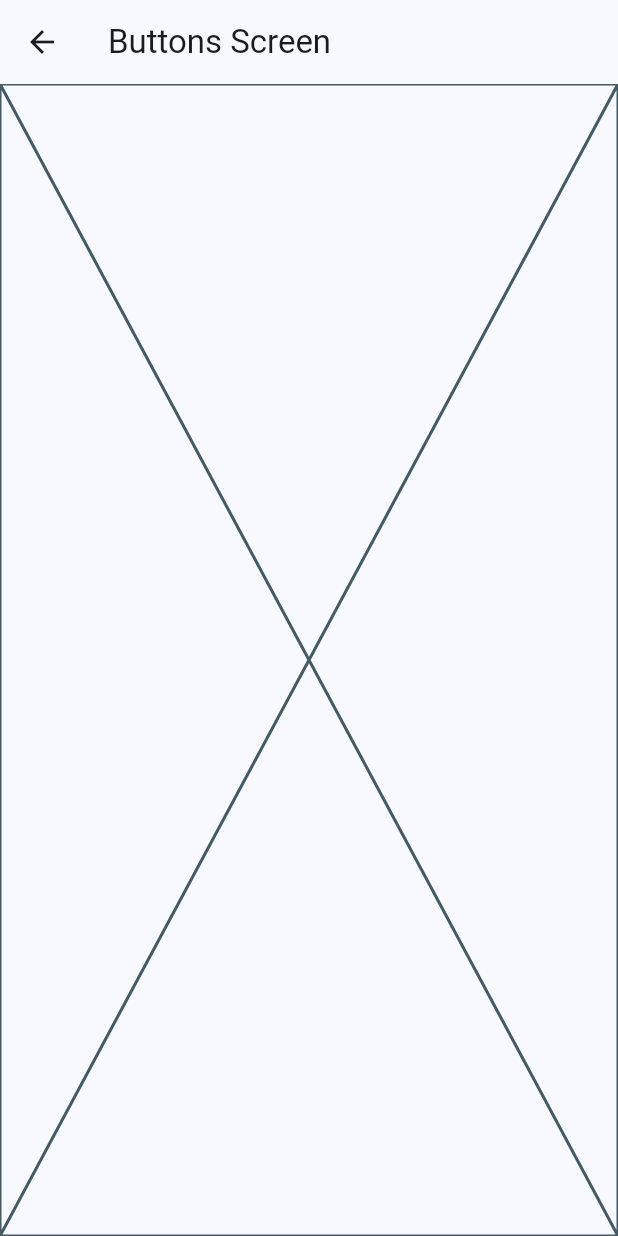
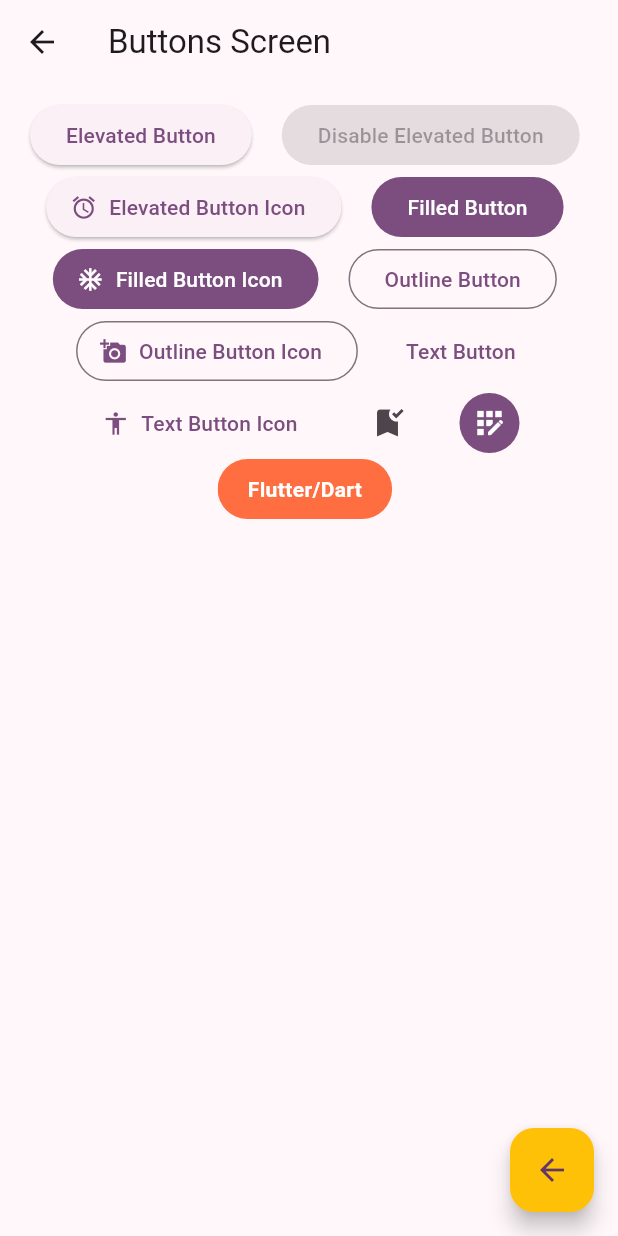
Before and after one commit to XamalionDev71/e301_widgets_app_01, a Flutter app: the ButtonsScreen screen opened directly, on a phone screen of 412 x 824 dp. Run offline on Flutter 3.47's test engine with Material 3 defaults, Android fonts, the light colour scheme and no system bars; our stand-ins replace go_router.

Commit message:
commit 2 23Mar26

```diff
--- a/lib/config/router/app_router.dart
+++ b/lib/config/router/app_router.dart
@@ -0,0 +1,23 @@
+import 'package:go_router/go_router.dart';
+import '../../presentation/screens/screens.dart';
+
+final appRouter = GoRouter(
+    initialLocation: '/',
+    routes: [
+        GoRoute(
+            path: '/',
+            name: HomeScreen.name,
+            builder: (context, state) => HomeScreen(),
+        ),
+        GoRoute(
+            path: '/buttons',
+            name: ButtonsScreen.name,
+            builder: (context, state) => ButtonsScreen(),
+        ),
+        GoRoute(
+            path: '/cards',
+            name: CardsScreen.name,
+            builder: (context, state) => CardsScreen(),
+        ),
+    ]
+);
--- a/lib/main.dart
+++ b/lib/main.dart
@@ -1,3 +1,4 @@
+import 'package:e301_widgets_app_01/config/router/app_router.dart';
 import 'package:e301_widgets_app_01/config/theme/app_theme.dart';
 import 'package:e301_widgets_app_01/presentation/screens/home/home_screen.dart';
 import 'package:flutter/material.dart';
@@ -11,10 +12,10 @@ class MainApp extends StatelessWidget {
 
   @override
   Widget build(BuildContext context) {
-    return MaterialApp(
+    return MaterialApp.router(
+      routerConfig: appRouter,
       debugShowCheckedModeBanner: false,
-      theme: AppTheme(selectedColor: 0).getTheme(),
-      home: HomeScreen(),
+      theme: AppTheme(selectedColor: 4).getTheme(),
     );
   }
 }
--- a/lib/presentation/screens/buttons/buttons_screen.dart
+++ b/lib/presentation/screens/buttons/buttons_screen.dart
@@ -1,15 +1,109 @@
 import 'package:flutter/material.dart';
+import 'package:go_router/go_router.dart';
 
 class ButtonsScreen extends StatelessWidget {
+  static const String name = 'buttons_screen';
+
   const ButtonsScreen({super.key});
 
   @override
   Widget build(BuildContext context) {
     return Scaffold(
-      appBar: AppBar(
-        title: Text('Buttons Screen'),
+      appBar: AppBar(title: Text('Buttons Screen')),
+      body: _ButtonsView(),
+      floatingActionButton: FloatingActionButton(
+        backgroundColor: Colors.amber,
+        child: Icon(Icons.arrow_back),
+        onPressed: () {
+          context.pop();
+        },
       ),
-      body: Placeholder(),
     );
   }
 }
+
+class _ButtonsView extends StatelessWidget {
+  const _ButtonsView();
+
+  @override
+  Widget build(BuildContext context) {
+    final colors = Theme.of(context).colorScheme;
+
+    return Padding(
+      padding: const EdgeInsets.symmetric(horizontal: 20, vertical: 10),
+      child: Wrap(
+        spacing: 20,
+        alignment: WrapAlignment.center,
+        children: [
+          ElevatedButton(onPressed: () {}, child: Text('Elevated Button')),
+          ElevatedButton(
+            onPressed: null,
+            child: Text('Disable Elevated Button'),
+          ),
+          ElevatedButton.icon(
+            icon: Icon(Icons.alarm),
+            onPressed: () {},
+            label: Text('Elevated Button Icon'),
+          ),
+          FilledButton(onPressed: () {}, child: Text('Filled Button')),
+          FilledButton.icon(
+            onPressed: () {},
+            label: Text('Filled Button Icon'),
+            icon: Icon(Icons.ac_unit),
+          ),
+          OutlinedButton(onPressed: () {}, child: Text('Outline Button')),
+          OutlinedButton.icon(
+            onPressed: () {},
+            label: Text('Outline Button Icon'),
+            icon: Icon(Icons.add_a_photo),
+          ),
+          TextButton(onPressed: () {}, child: Text('Text Button')),
+          TextButton.icon(
+            onPressed: () {},
+            label: Text('Text Button Icon'),
+            icon: Icon(Icons.accessibility),
+          ),
+          IconButton(onPressed: () {}, icon: Icon(Icons.bookmark_added)),
+          IconButton(
+            onPressed: () {},
+            icon: Icon(Icons.app_registration),
+            style: ButtonStyle(
+              backgroundColor: WidgetStatePropertyAll(colors.primary),
+              iconColor: WidgetStatePropertyAll(Colors.white),
+            ),
+          ),
+          CustomButton(),
+        ],
+      ),
+    );
+  }
+}
+
+class CustomButton extends StatelessWidget {
+  const CustomButton({super.key});
+
+  @override
+  Widget build(BuildContext context) {
+    return ClipRRect(
+      borderRadius: BorderRadius.circular(20),
+      child: Material(
+        color: Colors.deepOrangeAccent,
+        child: InkWell(
+          onTap: () {},
+          child: Padding(
+            padding: const EdgeInsets.symmetric(
+              horizontal: 20,vertical: 10
+            ),
+            child: Text(
+              'Flutter/Dart',
+              style: TextStyle(
+                color: Colors.white,
+                fontWeight: FontWeight.bold
+              )
+            ),
+          ),
+        ),
+      ),
+    );
+  }
+}
--- a/lib/presentation/screens/cards/cards_screen.dart
+++ b/lib/presentation/screens/cards/cards_screen.dart
@@ -1,6 +1,8 @@
 import 'package:flutter/material.dart';
 
 class CardsScreen extends StatelessWidget {
+  static const String name = 'cards_screen';
+
   const CardsScreen({super.key});
 
   @override
--- a/lib/presentation/screens/home/home_screen.dart
+++ b/lib/presentation/screens/home/home_screen.dart
@@ -1,7 +1,11 @@
 import 'package:e301_widgets_app_01/config/menu/menu_items.dart';
+import 'package:e301_widgets_app_01/presentation/screens/screens.dart';
 import 'package:flutter/material.dart';
+import 'package:go_router/go_router.dart';
 
 class HomeScreen extends StatelessWidget {
+  static const String name = 'home_screen';
+
   const HomeScreen({super.key});
 
   @override
@@ -39,12 +43,13 @@ class _CustomListTile extends StatelessWidget {
     final colors = Theme.of(context).colorScheme;
 
     return ListTile(
-      leading: Icon(menuItem.icon,color: colors.primary),
-      trailing: Icon(Icons.arrow_forward_ios_rounded, color: colors.primary,),
+      leading: Icon(menuItem.icon, color: colors.primary),
+      trailing: Icon(Icons.arrow_forward_ios_rounded, color: colors.primary),
       title: Text(menuItem.title),
       subtitle: Text(menuItem.subtitle),
-      onTap: (){
-        //TODO:navegar entre pantallas
+      onTap: () {
+        context.push(menuItem.link);
+        //context.pushNamed(ButtonsScreen.name);
       },
     );
   }
--- /dev/null
+++ b/lib/presentation/screens/screens.dart
@@ -0,0 +1,3 @@
+export 'package:e301_widgets_app_01/presentation/screens/buttons/buttons_screen.dart';
+export 'package:e301_widgets_app_01/presentation/screens/cards/cards_screen.dart';
+export 'package:e301_widgets_app_01/presentation/screens/home/home_screen.dart';
```
